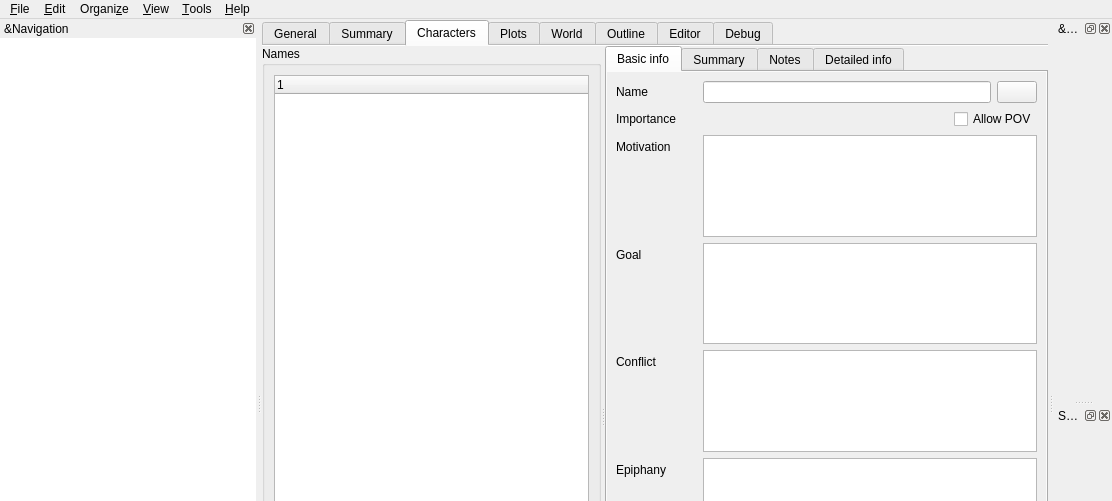
Qt form manuskript/ui/mainWindow.ui (olivierkes/manuskript) before a commit; both pictures show x 0 to 1112 and y 0 to 501 of the 1112 by 808 pixel window.
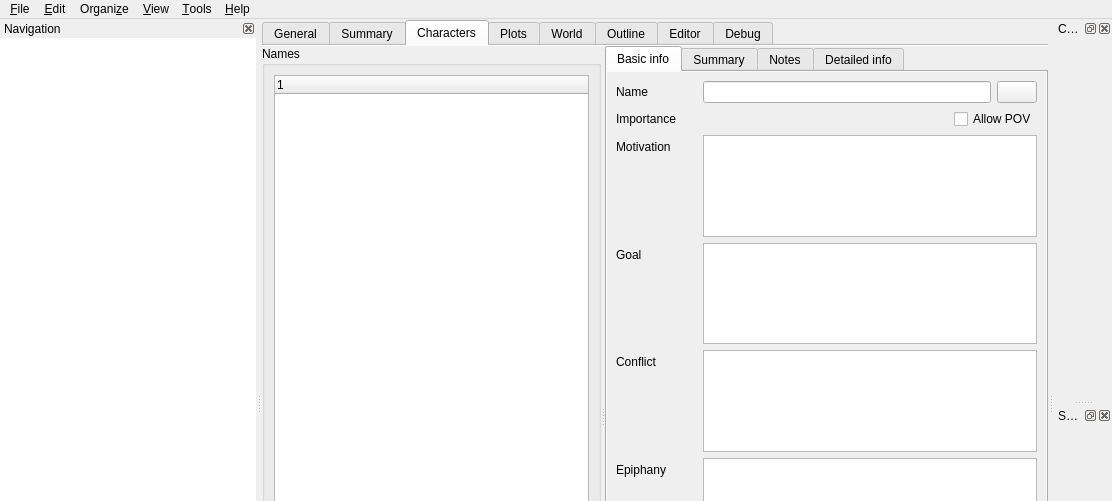
The same form after that commit. The open tabs and pages were chosen to show the change. Icons and pictures are not drawn. Custom widgets are drawn as their Qt base class.

The edit to the form file:
```diff
--- a/manuskript/ui/mainWindow.ui
+++ b/manuskript/ui/mainWindow.ui
@@ -2130,7 +2130,7 @@
   <widget class="QStatusBar" name="statusbar"/>
   <widget class="QDockWidget" name="dckCheatSheet">
    <property name="windowTitle">
-    <string>&amp;Cheat sheet</string>
+    <string>Cheatsheet</string>
    </property>
    <attribute name="dockWidgetArea">
     <number>2</number>
@@ -2199,7 +2199,7 @@
     <set>QDockWidget::DockWidgetClosable|QDockWidget::DockWidgetMovable</set>
    </property>
    <property name="windowTitle">
-    <string>&amp;Navigation</string>
+    <string>Navigation</string>
    </property>
    <attribute name="dockWidgetArea">
     <number>1</number>
```
Left out of the diff: 22 changed lines with no effect on the pictures.
